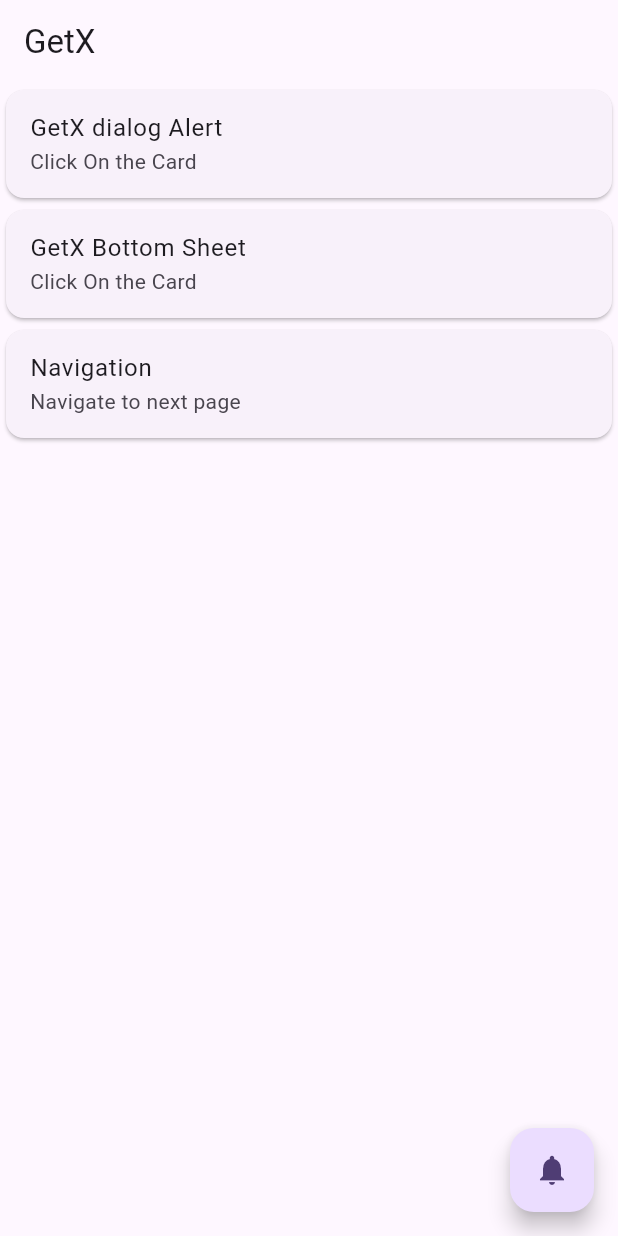
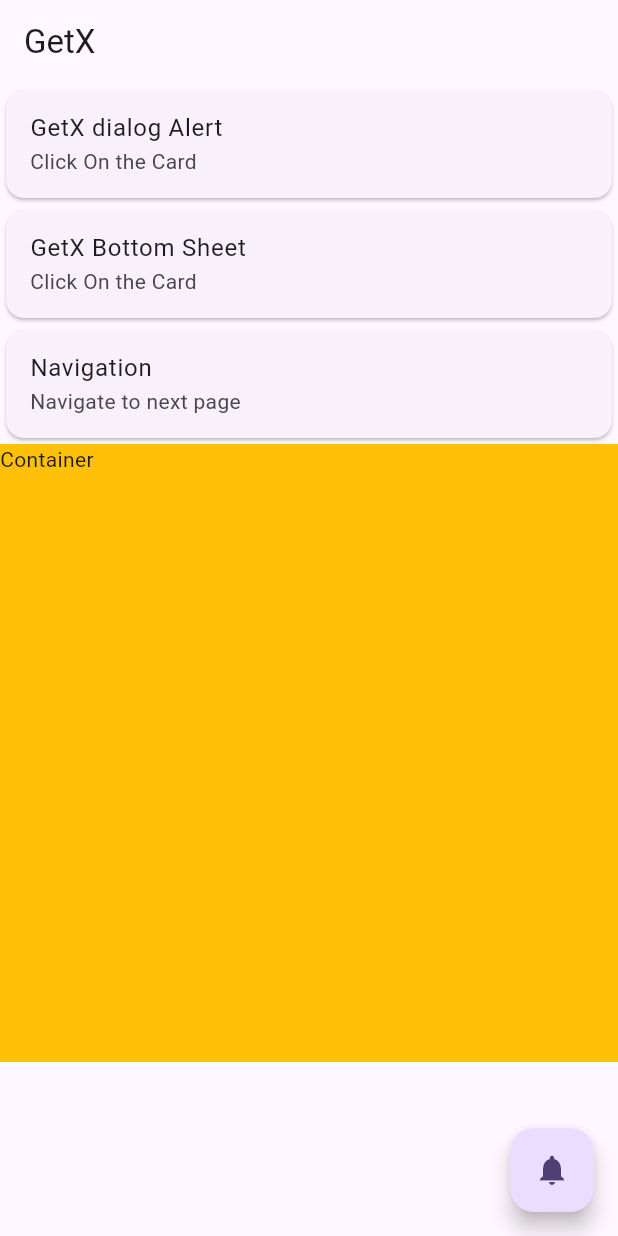
Before and after one commit to muhammadnaqeeb/GetX-Tutorial, a Flutter app: the screen it shows after launch, on a phone screen of 412 x 824 dp. Run offline on Flutter 3.47's test engine with Material 3 defaults, Android fonts, the phone set to English and light mode, and no system bars; our stand-ins replace get.

Commit message:
height and width using getx

```diff
--- a/lib/home_screen.dart
+++ b/lib/home_screen.dart
@@ -92,6 +92,13 @@ class HomeScreen extends StatelessWidget {
               },
             ),
           ),
+          // height and width
+          Container(
+            color: Colors.amber,
+            height: Get.height * 0.5,
+            width: Get.width,
+            child: const Text("Container"),
+          )
         ],
       ),
       floatingActionButton: FloatingActionButton(
```
